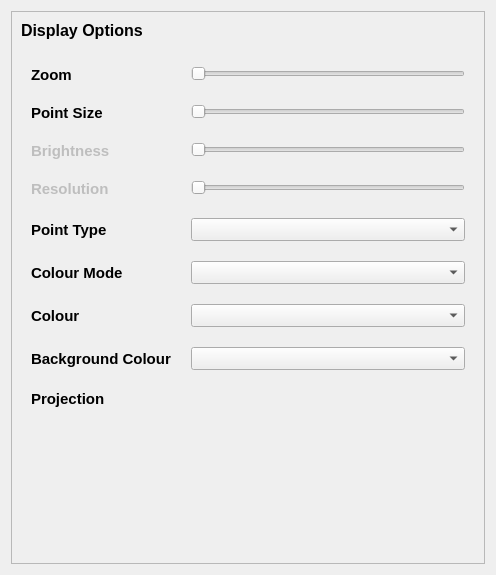
Qt form src/crystalaspects/gui/dialogs/settings.ui (CrystalGrowerOrg/cgaspects) before a commit.
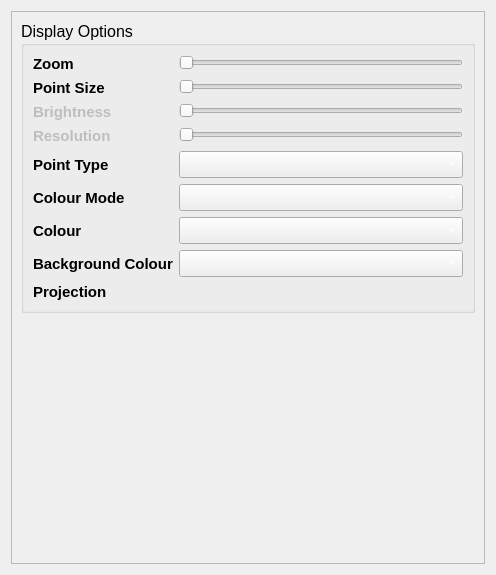
The same form after that commit.

Commit message: theme to fusionand layout change

Diff of the .ui file:
```diff
--- a/src/crystalaspects/gui/dialogs/settings.ui
+++ b/src/crystalaspects/gui/dialogs/settings.ui
@@ -25,7 +25,7 @@
     <widget class="QScrollArea" name="settings_scrollArea">
      <property name="font">
       <font>
-       <family>Arial</family>
+       <family>Apple Chancery</family>
        <italic>false</italic>
       </font>
      </property>
@@ -49,50 +49,148 @@
       </property>
       <layout class="QVBoxLayout" name="verticalLayout_2">
        <item>
-        <widget class="QLabel" name="display_options_label">
+        <widget class="QGroupBox" name="groupBox">
          <property name="font">
           <font>
            <family>Arial</family>
            <pointsize>12</pointsize>
-           <weight>75</weight>
-           <italic>false</italic>
-           <bold>true</bold>
           </font>
          </property>
-         <property name="text">
+         <property name="title">
           <string>Display Options</string>
          </property>
-        </widget>
-       </item>
-       <item>
-        <layout class="QFormLayout" name="display_options_formLayout">
+         <layout class="QFormLayout" name="formLayout">
          <property name="fieldGrowthPolicy">
           <enum>QFormLayout::ExpandingFieldsGrow</enum>
          </property>
-         <property name="rowWrapPolicy">
-          <enum>QFormLayout::DontWrapRows</enum>
-         </property>
          <property name="labelAlignment">
           <set>Qt::AlignLeading|Qt::AlignLeft|Qt::AlignVCenter</set>
          </property>
-         <property name="horizontalSpacing">
-          <number>20</number>
-         </property>
-         <property name="verticalSpacing">
-          <number>20</number>
-         </property>
-         <property name="leftMargin">
-          <number>10</number>
-         </property>
-         <property name="topMargin">
-          <number>20</number>
-         </property>
-         <property name="rightMargin">
-          <number>10</number>
-         </property>
-         <property name="bottomMargin">
-          <number>20</number>
-         </property>
+          <item row="0" column="0">
+           <widget class="QLabel" name="zoom_label">
+            <property name="font">
+             <font>
+              <family>Arial</family>
+              <pointsize>11</pointsize>
+              <weight>75</weight>
+              <italic>false</italic>
+              <bold>true</bold>
+             </font>
+            </property>
+            <property name="text">
+             <string>Zoom</string>
+            </property>
+           </widget>
+          </item>
+          <item row="0" column="1">
+           <widget class="QSlider" name="zoom_slider">
+            <property name="sizePolicy">
+             <sizepolicy hsizetype="Expanding" vsizetype="Fixed">
+              <horstretch>0</horstretch>
+              <verstretch>0</verstretch>
+             </sizepolicy>
+            </property>
+            <property name="font">
+             <font>
+              <family>Arial</family>
+              <pointsize>8</pointsize>
+              <weight>75</weight>
+              <italic>false</italic>
+              <bold>true</bold>
+             </font>
+            </property>
+            <property name="orientation">
+             <enum>Qt::Horizontal</enum>
+            </property>
+            <property name="tickPosition">
+             <enum>QSlider::NoTicks</enum>
+            </property>
+           </widget>
+          </item>
+          <item row="1" column="0">
+           <widget class="QLabel" name="pointsize_label">
+            <property name="font">
+             <font>
+              <family>Arial</family>
+              <pointsize>11</pointsize>
+              <weight>75</weight>
+              <italic>false</italic>
+              <bold>true</bold>
+             </font>
+            </property>
+            <property name="text">
+             <string>Point Size</string>
+            </property>
+           </widget>
+          </item>
+          <item row="1" column="1">
+           <widget class="QSlider" name="point_slider">
+            <property name="orientation">
+             <enum>Qt::Horizontal</enum>
+            </property>
+           </widget>
+          </item>
+          <item row="2" column="0">
+           <widget class="QLabel" name="brightness_label">
+            <property name="enabled">
+             <bool>false</bool>
+            </property>
+            <property name="font">
+             <font>
+              <family>Arial</family>
+              <pointsize>11</pointsize>
+              <weight>75</weight>
+              <italic>false</italic>
+              <bold>true</bold>
+             </font>
+            </property>
+            <property name="text">
+             <string>Brightness</string>
+            </property>
+           </widget>
+          </item>
+          <item row="2" column="1">
+           <widget class="QSlider" name="brightness_slider">
+            <property name="enabled">
+             <bool>false</bool>
+            </property>
+            <property name="maximum">
+             <number>100</number>
+            </property>
+            <property name="orientation">
+             <enum>Qt::Horizontal</enum>
+            </property>
+           </widget>
+          </item>
+          <item row="3" column="0">
+           <widget class="QLabel" name="resolution_label">
+            <property name="enabled">
+             <bool>false</bool>
+            </property>
+            <property name="font">
+             <font>
+              <family>Arial</family>
+              <pointsize>11</pointsize>
+              <weight>75</weight>
+              <italic>false</italic>
+              <bold>true</bold>
+             </font>
+            </property>
+            <property name="text">
+             <string>Resolution</string>
+            </property>
+           </widget>
+          </item>
+          <item row="3" column="1">
+           <widget class="QSlider" name="resolution_slider">
+            <property name="enabled">
+             <bool>false</bool>
+            </property>
+            <property name="orientation">
+             <enum>Qt::Horizontal</enum>
+            </property>
+           </widget>
+          </item>
          <item row="4" column="0">
           <widget class="QLabel" name="point_type_label">
            <property name="enabled">
@@ -129,6 +227,9 @@
              <height>0</height>
             </size>
            </property>
+            <property name="styleSheet">
+             <string notr="true">color: rgb(255, 255, 255);</string>
+            </property>
           </widget>
          </item>
          <item row="5" column="0">
@@ -161,6 +262,9 @@
              <height>0</height>
             </size>
            </property>
+            <property name="styleSheet">
+             <string notr="true">color: rgb(255, 255, 255);</string>
+            </property>
           </widget>
          </item>
          <item row="6" column="0">
@@ -193,6 +297,9 @@
              <height>0</height>
             </size>
            </property>
+            <property name="styleSheet">
+             <string notr="true">color: rgb(255, 255, 255);</string>
+            </property>
           </widget>
          </item>
          <item row="7" column="0">
@@ -225,6 +332,9 @@
              <height>0</height>
             </size>
            </property>
+            <property name="styleSheet">
+             <string notr="true">color: rgb(255, 255, 255);</string>
+            </property>
           </widget>
          </item>
          <item row="8" column="0">
@@ -243,129 +353,8 @@
            </property>
           </widget>
          </item>
-         <item row="0" column="0">
-          <widget class="QLabel" name="zoom_label">
-           <property name="font">
-            <font>
-             <family>Arial</family>
-             <pointsize>11</pointsize>
-             <weight>75</weight>
-             <italic>false</italic>
-             <bold>true</bold>
-            </font>
-           </property>
-           <property name="text">
-            <string>Zoom</string>
-           </property>
-          </widget>
-         </item>
-         <item row="0" column="1">
-          <widget class="QSlider" name="zoom_slider">
-           <property name="sizePolicy">
-            <sizepolicy hsizetype="Expanding" vsizetype="Fixed">
-             <horstretch>0</horstretch>
-             <verstretch>0</verstretch>
-            </sizepolicy>
-           </property>
-           <property name="font">
-            <font>
-             <family>Arial</family>
-             <pointsize>8</pointsize>
-             <weight>75</weight>
-             <italic>false</italic>
-             <bold>true</bold>
-            </font>
-           </property>
-           <property name="orientation">
-            <enum>Qt::Horizontal</enum>
-           </property>
-          </widget>
-         </item>
-         <item row="1" column="0">
-          <widget class="QLabel" name="pointsize_label">
-           <property name="font">
-            <font>
-             <family>Arial</family>
-             <pointsize>11</pointsize>
-             <weight>75</weight>
-             <italic>false</italic>
-             <bold>true</bold>
-            </font>
-           </property>
-           <property name="text">
-            <string>Point Size</string>
-           </property>
-          </widget>
-         </item>
-         <item row="1" column="1">
-          <widget class="QSlider" name="point_slider">
-           <property name="orientation">
-            <enum>Qt::Horizontal</enum>
-           </property>
-          </widget>
-         </item>
-         <item row="2" column="0">
-          <widget class="QLabel" name="brightness_label">
-           <property name="enabled">
-            <bool>false</bool>
-           </property>
-           <property name="font">
-            <font>
-             <family>Arial</family>
-             <pointsize>11</pointsize>
-             <weight>75</weight>
-             <italic>false</italic>
-             <bold>true</bold>
-            </font>
-           </property>
-           <property name="text">
-            <string>Brightness</string>
-           </property>
-          </widget>
-         </item>
-         <item row="2" column="1">
-          <widget class="QSlider" name="brightness_slider">
-           <property name="enabled">
-            <bool>false</bool>
-           </property>
-           <property name="maximum">
-            <number>100</number>
-           </property>
-           <property name="orientation">
-            <enum>Qt::Horizontal</enum>
-           </property>
-          </widget>
-         </item>
-         <item row="3" column="0">
-          <widget class="QLabel" name="resolution_label">
-           <property name="enabled">
-            <bool>false</bool>
-           </property>
-           <property name="font">
-            <font>
-             <family>Arial</family>
-             <pointsize>11</pointsize>
-             <weight>75</weight>
-             <italic>false</italic>
-             <bold>true</bold>
-            </font>
-           </property>
-           <property name="text">
-            <string>Resolution</string>
-           </property>
-          </widget>
-         </item>
-         <item row="3" column="1">
-          <widget class="QSlider" name="resolution_slider">
-           <property name="enabled">
-            <bool>false</bool>
-           </property>
-           <property name="orientation">
-            <enum>Qt::Horizontal</enum>
-           </property>
-          </widget>
-         </item>
-        </layout>
+         </layout>
+        </widget>
        </item>
        <item>
         <spacer name="verticalSpacer">
```
Lines whose indentation alone changed are shown as unchanged. The commit also changes 25 other files.
